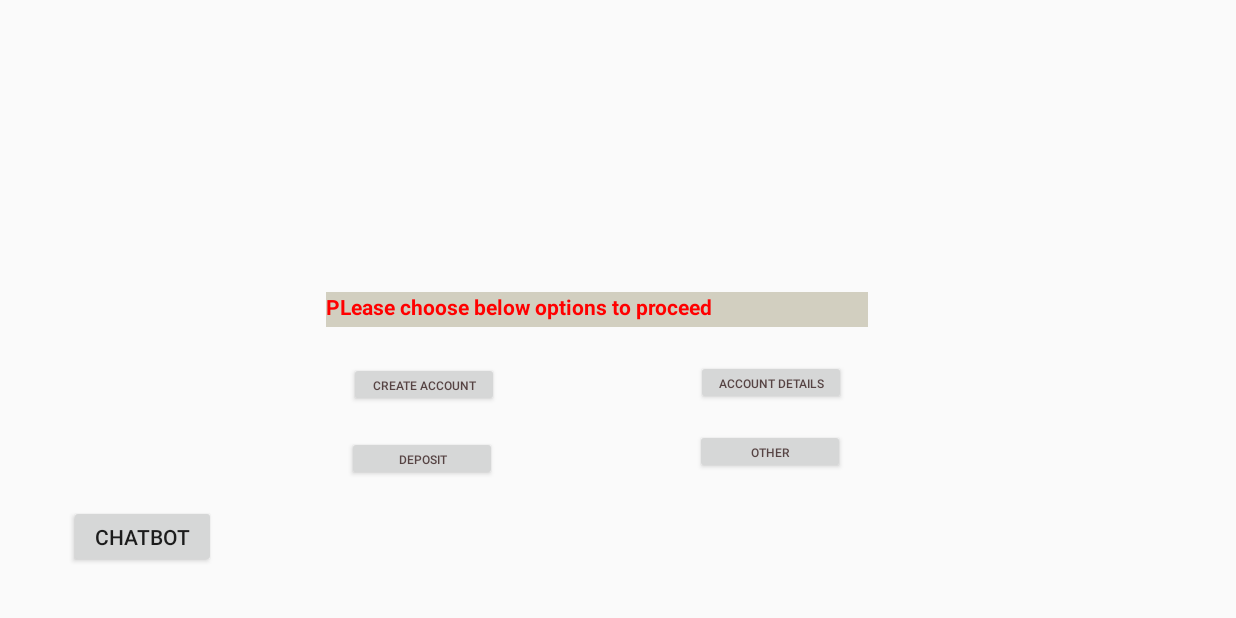
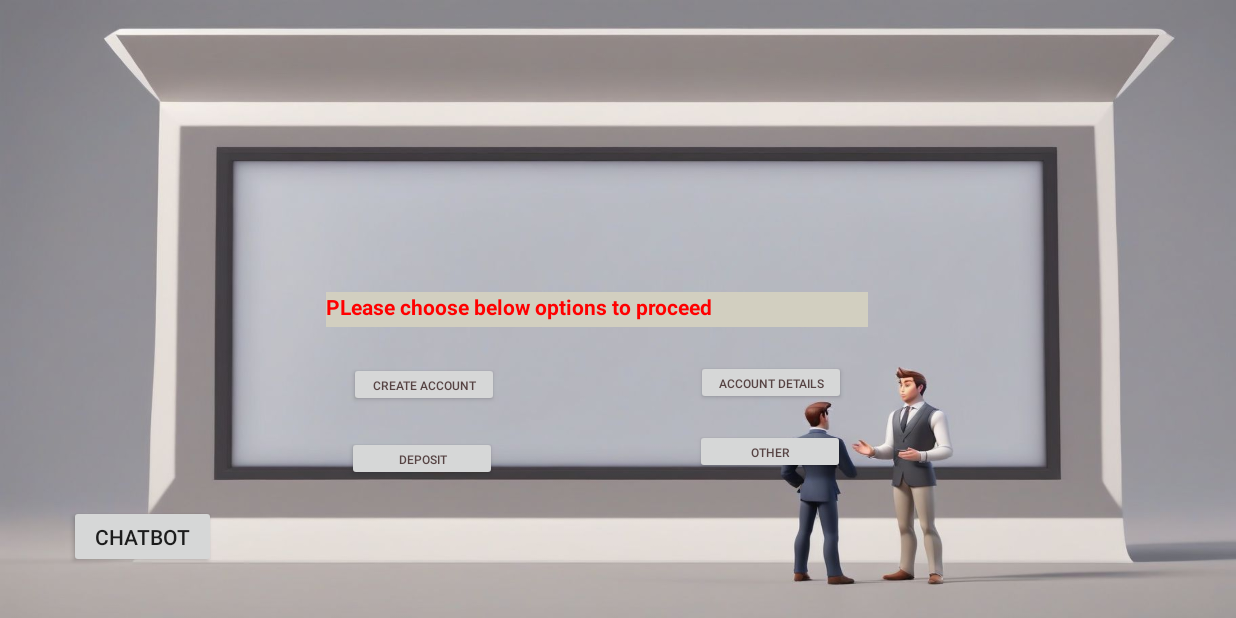
Before and after one commit to karthikprasads/EazilyDone_Internship, an Android app: the screen it shows after launch (ThirdActivity), on a phone screen of 824 x 412 dp (held sideways). Run offline under Robolectric (Android 15) with nearby library versions, the phone set to English and light mode, and no system bars.

Commit message:
final bck for discussion

```diff
--- a/app/src/main/res/layout/activity_third.xml
+++ b/app/src/main/res/layout/activity_third.xml
@@ -4,6 +4,7 @@
     xmlns:app="http://schemas.android.com/apk/res-auto"
     android:layout_width="match_parent"
     android:layout_height="match_parent"
+    android:background="@drawable/cust_empBCG"
     android:padding="16dp">
 
     <androidx.constraintlayout.widget.ConstraintLayout
```
